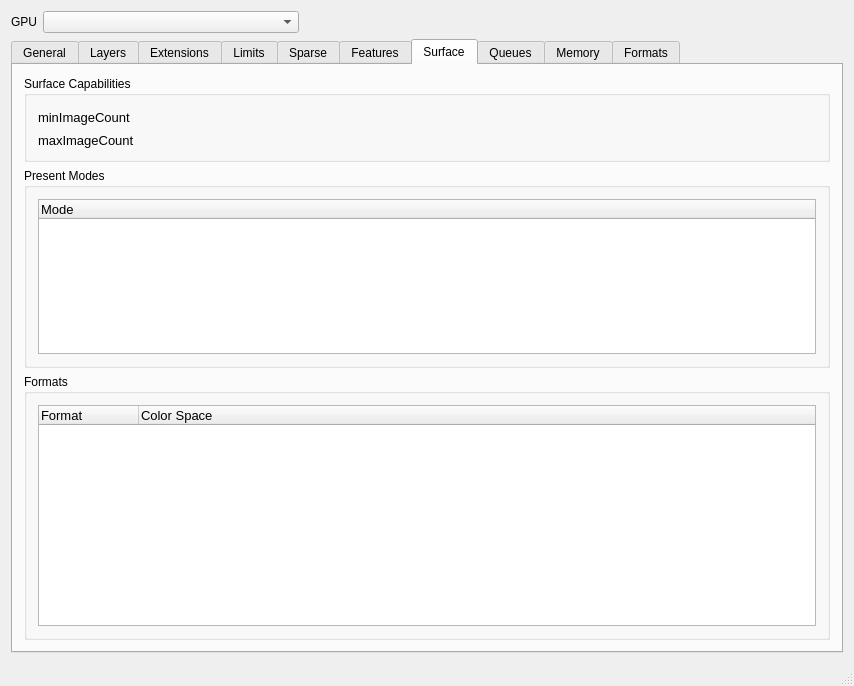
The window that mainwindow.ui (chaoticbob/VulkanInfoViewer) describes before a commit, drawn with Qt 5.
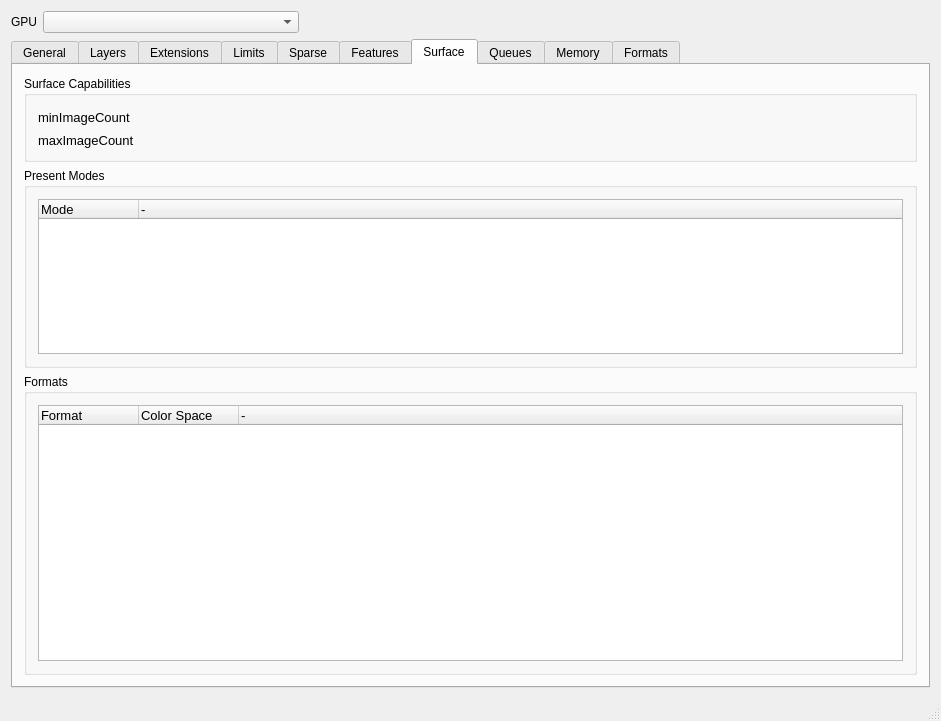
The same window after the commit. The open tabs and pages were chosen to show the change.

```diff
--- a/mainwindow.ui
+++ b/mainwindow.ui
@@ -6,8 +6,8 @@
    <rect>
     <x>0</x>
     <y>0</y>
-    <width>854</width>
-    <height>686</height>
+    <width>941</width>
+    <height>721</height>
    </rect>
   </property>
   <property name="windowTitle">
@@ -63,6 +63,11 @@
       </item>
       <item>
        <widget class="QTabWidget" name="tabWidget">
+        <property name="font">
+         <font>
+          <pointsize>9</pointsize>
+         </font>
+        </property>
         <property name="currentIndex">
          <number>0</number>
         </property>
@@ -625,11 +630,35 @@
                    <property name="alternatingRowColors">
                     <bool>true</bool>
                    </property>
+                   <attribute name="headerStretchLastSection">
+                    <bool>true</bool>
+                   </attribute>
                    <column>
                     <property name="text">
                      <string>Mode</string>
                     </property>
                    </column>
+                   <column>
+                    <property name="text">
+                     <string>-</string>
+                    </property>
+                    <property name="background">
+                     <color alpha="0">
+                      <red>0</red>
+                      <green>0</green>
+                      <blue>0</blue>
+                     </color>
+                    </property>
+                    <property name="foreground">
+                     <brush brushstyle="NoBrush">
+                      <color alpha="0">
+                       <red>0</red>
+                       <green>0</green>
+                       <blue>0</blue>
+                      </color>
+                     </brush>
+                    </property>
+                   </column>
                   </widget>
                  </item>
                 </layout>
@@ -661,6 +690,9 @@
                    <property name="alternatingRowColors">
                     <bool>true</bool>
                    </property>
+                   <attribute name="headerStretchLastSection">
+                    <bool>true</bool>
+                   </attribute>
                    <column>
                     <property name="text">
                      <string>Format</string>
@@ -671,6 +703,27 @@
                      <string>Color Space</string>
                     </property>
                    </column>
+                   <column>
+                    <property name="text">
+                     <string>-</string>
+                    </property>
+                    <property name="background">
+                     <color alpha="0">
+                      <red>0</red>
+                      <green>0</green>
+                      <blue>0</blue>
+                     </color>
+                    </property>
+                    <property name="foreground">
+                     <brush brushstyle="NoBrush">
+                      <color alpha="0">
+                       <red>0</red>
+                       <green>0</green>
+                       <blue>0</blue>
+                      </color>
+                     </brush>
+                    </property>
+                   </column>
                   </widget>
                  </item>
                 </layout>
```
Left out of the diff: 171 changed lines with no effect on the pictures.
